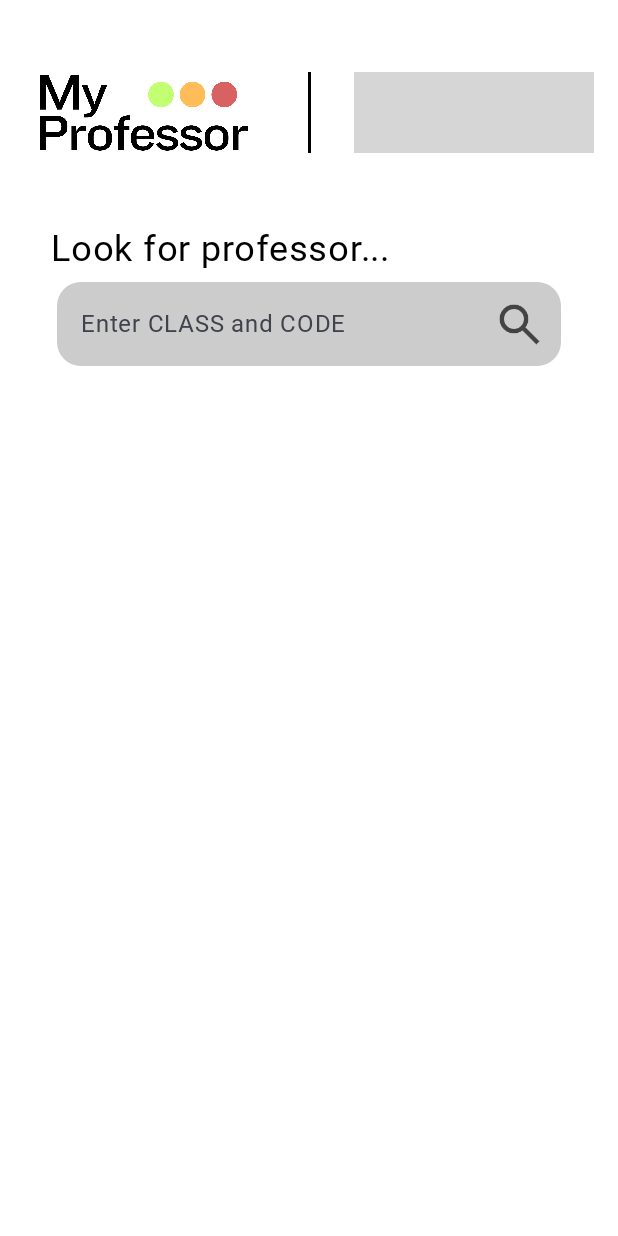
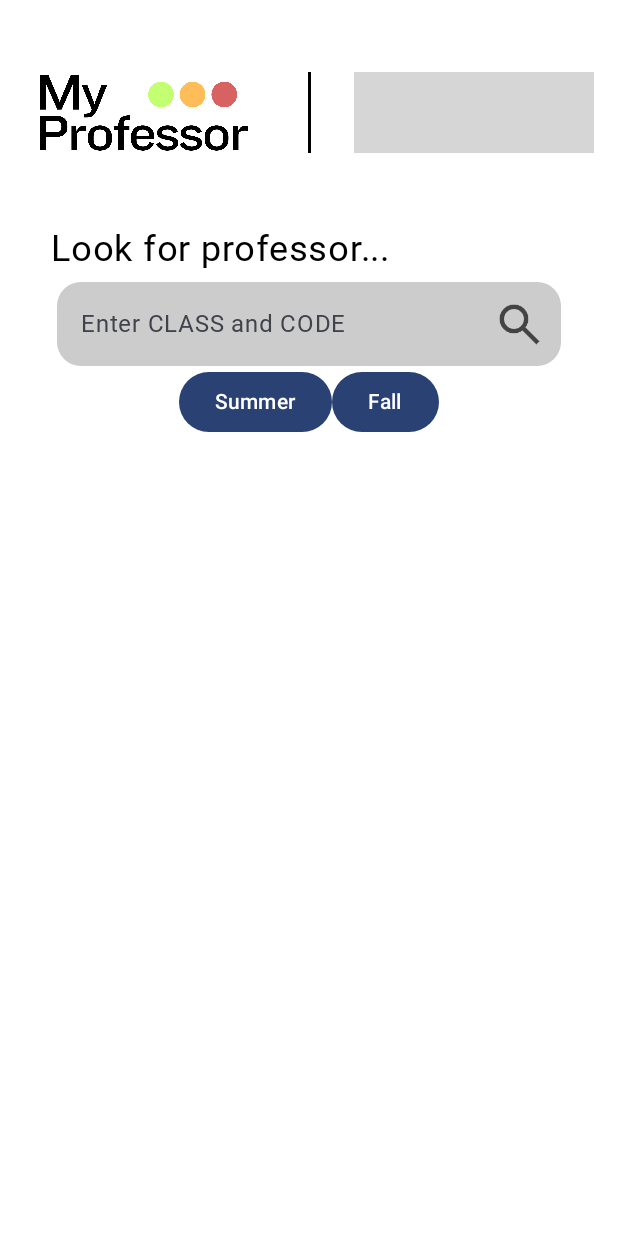
Before and after one commit to al3j4ndrolm/MyProfessor, an Android app built with Jetpack Compose: the screen it shows after launch (MainActivity), on a phone screen of 412 x 824 dp. Run offline under Robolectric (Android 15) with nearby library versions, the light colour scheme and no system bars; libraries missing offline, so code that uses them is left out: coil.decode; Roboto replaces fonts that are not available here; grey boxes are pictures that could not be loaded.

Commit message:
0.0.2 - Add term button feature to the search screen

```diff
--- a/app/src/main/java/com/example/summer_app/MainScreen.kt
+++ b/app/src/main/java/com/example/summer_app/MainScreen.kt
@@ -49,9 +49,7 @@ import androidx.compose.ui.unit.sp
 import coil.compose.AsyncImage
 import coil.decode.ImageDecoderDecoder
 import coil.request.ImageRequest
-import com.chaquo.python.PyObject
-import com.chaquo.python.Python
-import com.chaquo.python.android.AndroidPlatform
+import java.time.LocalDate
 
 class MainScreen {
 
@@ -107,6 +105,9 @@ class MainScreen {
         var className by remember { mutableStateOf("") }
         var showSearchResult by remember { mutableStateOf(false)
         }
+        val currentDate = LocalDate.now()
+        val (currentTerm, nextTerm) = getCurrentAndNextTerm(currentDate)
+        var choosenTerm by remember { mutableStateOf("testing") }
 
 
         Box(
@@ -168,13 +169,24 @@ class MainScreen {
                             showSearchResult = true
                         })
                     }
+                    termButtons(
+                        currentTerm = currentTerm,
+                        nextTerm = nextTerm,
+                        onClickCurrentTerm = {
+                            choosenTerm = currentTerm
+                        },
+                        onClickNextTerm = {
+                            choosenTerm = nextTerm
+                        }
+                    )
                 }
             }
 
 
             if (showSearchResult) {
                 val (department, code) = parseCourseInfo(className)
-                val professors = searchProfessors(department.uppercase(), code.uppercase(), "F2024", context)
+//                val professors = searchProfessors(department.uppercase(), code.uppercase(), "F2024", context)
+                val professors = listOf(Professor())
 
                 if (professors.isEmpty()) {
                     Box(
@@ -204,10 +216,9 @@ class MainScreen {
                             .padding(top = 60.dp),
                     ) {
                         Column {
-                            professorDisplayUI.searchResultHeader("MATH 1A", "Fall 2024")
+                            professorDisplayUI.searchResultHeader("${department.uppercase()} ${code.uppercase()}", "$choosenTerm ${currentDate.year}")
                             Text(text = String.format("latency: %s seconds", (endTime - startTime).toDouble()/1000.0),
                                 fontSize = 10.sp)
-//                            Text(text = "the sum result is ${sum}")
 
                             Column(modifier = Modifier
                                 .fillMaxWidth()
@@ -266,4 +277,44 @@ class MainScreen {
             Text("Back")
         }
     }
+
+    fun getCurrentAndNextTerm(date: LocalDate): Pair<String, String> {
+        val year = date.year
+
+        val fallStart = LocalDate.of(year, 9, 25)
+        val winterStart = LocalDate.of(year, 1, 8)
+        val springStart = LocalDate.of(year, 4, 8)
+        val summerStart = LocalDate.of(year, 7, 1)
+
+        return when {
+            date.isAfter(fallStart.minusDays(1)) || date.isBefore(winterStart) -> "Fall" to "Winter"
+            date.isAfter(winterStart.minusDays(1)) && date.isBefore(springStart) -> "Winter" to "Spring"
+            date.isAfter(springStart.minusDays(1)) && date.isBefore(summerStart) -> "Spring" to "Summer"
+            date.isAfter(summerStart.minusDays(1)) && date.isBefore(fallStart) -> "Summer" to "Fall"
+            else -> "Unknown Term" to "Unknown Term"
+        }
+    }
+
+    @Composable
+    fun termButtons(onClickCurrentTerm: () -> Unit, onClickNextTerm: () -> Unit, currentTerm: String, nextTerm: String){
+
+        Row {
+            Button(onClick = { onClickCurrentTerm() }) {
+                Text(text = currentTerm)
+            }
+            Button(onClick = { onClickNextTerm() }) {
+                Text(text = nextTerm)
+            }
+        }
+    }
+    fun getTerm(term: String): String {
+        val currentYear = LocalDate.now().year
+        val termMap = mapOf(
+            "Spring" to "",
+            "Summer" to "M",
+            "Fall" to "F",
+            "Winter" to "W"
+        )
+        return termMap[term] + currentYear.toString()
+    }
 }
```
